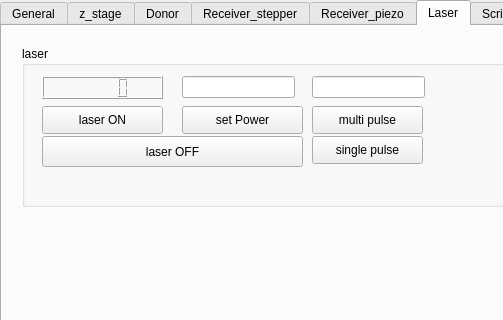
First picture: the form in Qt_interface/LIFT_GUI.ui, repository rp100057/UT_GUI, before the edit; both pictures show x 0 to 503 and y 0 to 320 of the 800 by 600 pixel window.
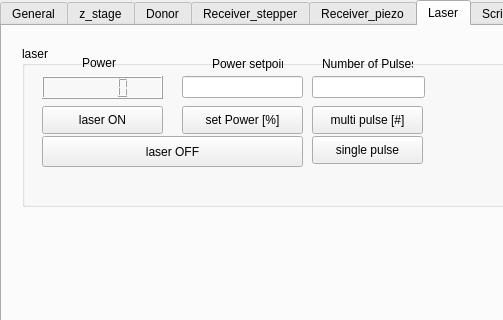
Second picture: the form after the edit. The open tabs and pages were chosen to show the change.

The edit to the form file:
```diff
--- a/Qt_interface/LIFT_GUI.ui
+++ b/Qt_interface/LIFT_GUI.ui
@@ -802,7 +802,7 @@
         </rect>
        </property>
        <property name="text">
-        <string>set Power</string>
+        <string>set Power [%]</string>
        </property>
       </widget>
       <widget class="QPushButton" name="pushButton_laser_singlePulse">
@@ -823,7 +823,7 @@
         <rect>
          <x>160</x>
          <y>30</y>
-         <width>113</width>
+         <width>121</width>
          <height>22</height>
         </rect>
        </property>
@@ -848,7 +848,7 @@
         </rect>
        </property>
        <property name="text">
-        <string>multi pulse</string>
+        <string>multi pulse [#]</string>
        </property>
       </widget>
       <widget class="QPushButton" name="pushButton_laser_on">
@@ -877,6 +877,45 @@
         <string>laser OFF</string>
        </property>
       </widget>
+      <widget class="QLabel" name="label">
+       <property name="geometry">
+        <rect>
+         <x>190</x>
+         <y>10</y>
+         <width>71</width>
+         <height>16</height>
+        </rect>
+       </property>
+       <property name="text">
+        <string>Power setpoint</string>
+       </property>
+      </widget>
+      <widget class="QLabel" name="label_2">
+       <property name="geometry">
+        <rect>
+         <x>300</x>
+         <y>10</y>
+         <width>91</width>
+         <height>16</height>
+        </rect>
+       </property>
+       <property name="text">
+        <string>Number of Pulses</string>
+       </property>
+      </widget>
+      <widget class="QLabel" name="label_3">
+       <property name="geometry">
+        <rect>
+         <x>60</x>
+         <y>10</y>
+         <width>46</width>
+         <height>13</height>
+        </rect>
+       </property>
+       <property name="text">
+        <string>Power</string>
+       </property>
+      </widget>
      </widget>
     </widget>
     <widget class="QWidget" name="tab_scripts">
```
Left out of the diff: 26 changed lines with no effect on the pictures.
